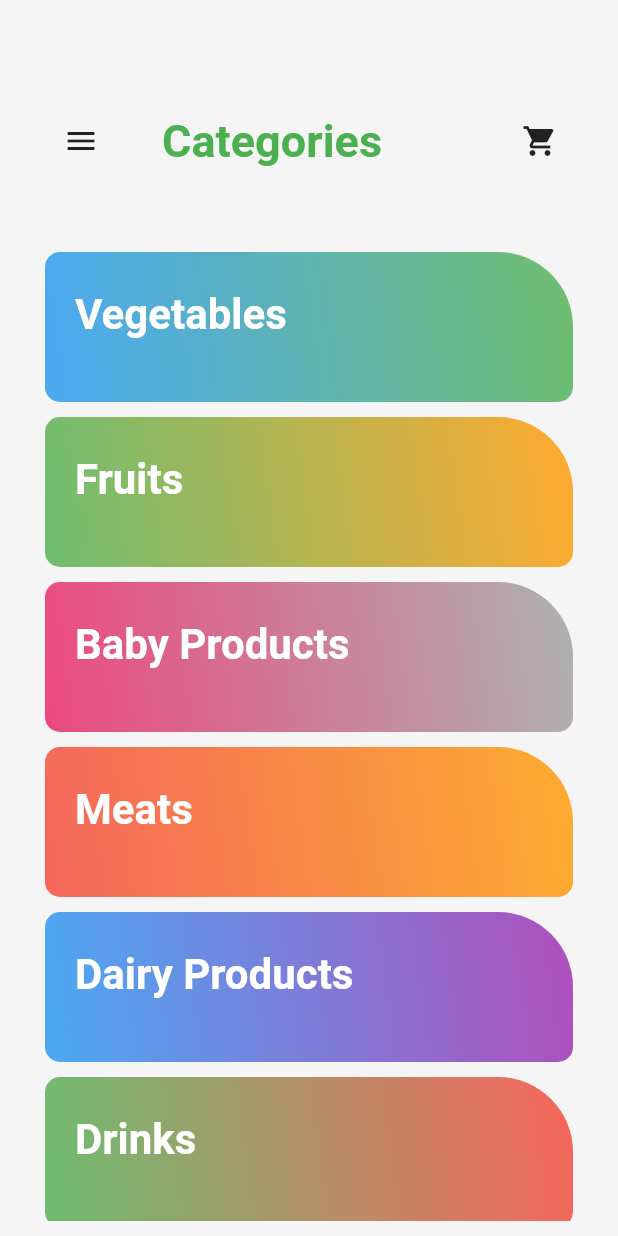
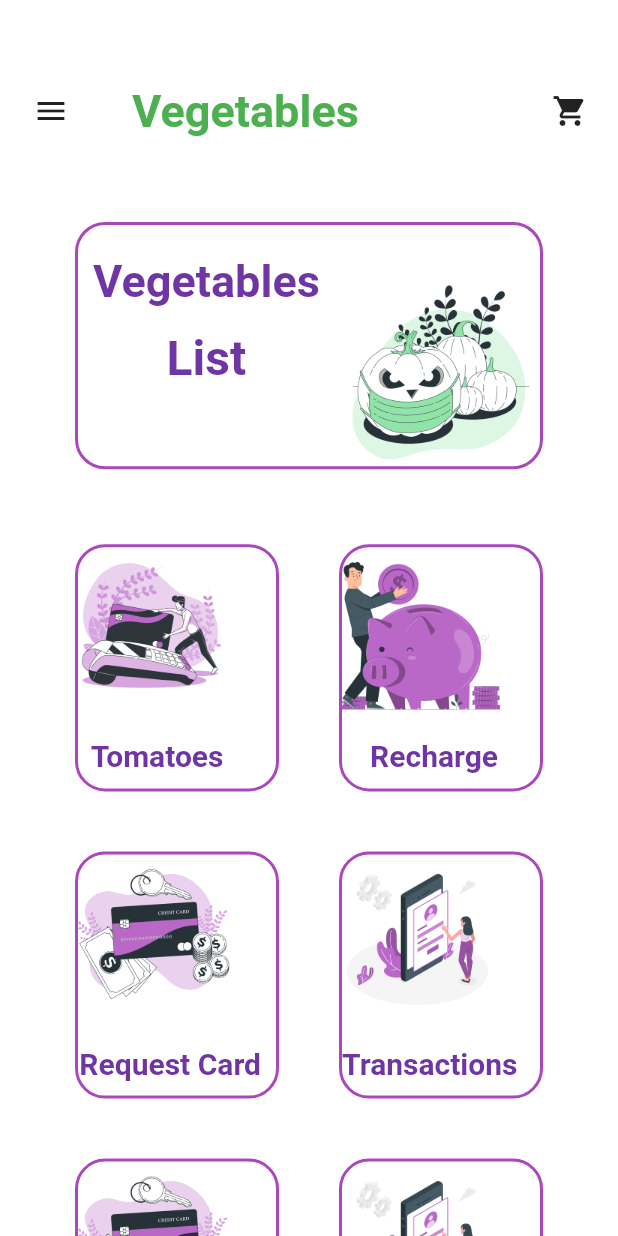
Before and after one commit to User-Experience-Design-SE3050-2021/se3050---uee-2021s2_reg_wd_04, a Flutter app: the screen it shows after launch, on a phone screen of 412 x 824 dp. Run offline on Flutter 3.47's test engine with Material 2 defaults, Android fonts, the phone set to English and light mode, and no system bars; Roboto replaces fonts that are missing (calibri).

Commit message:
Vegetable products list implemented

```diff
--- /dev/null
+++ b/assets/config/config.json
@@ -0,0 +1,3 @@
+{
+    "url":"https://syndicate-ticketing.herokuapp.com"
+}
--- a/lib/main.dart
+++ b/lib/main.dart
@@ -1,9 +1,11 @@
 import 'package:cargills_online_app/theme_data.dart';
+import 'package:cargills_online_app/views/products_list/products_vegetables.dart';
 import 'package:cargills_online_app/views/signup/signup_screen.dart';
 import 'package:cargills_online_app/views/welcome/welcome_screen.dart';
 import 'package:flutter/material.dart';
 
-import 'views/products/categories_screen.dart';
+import 'views/products_categories/categories_screen.dart';
+import 'views/products_list/products_vegetables.dart';
 
 void main() {
   runApp(const CargillsOnline());
@@ -18,7 +20,7 @@ class CargillsOnline extends StatelessWidget {
       debugShowCheckedModeBanner: false,
       title: 'Cargills Online',
       theme: theme(),
-      home: CategoriesPage('This is Cargills app'),
+      home: Vegetables(),
     );
   }
 }
--- /dev/null
+++ b/lib/views/products_list/products_vegetables.dart
@@ -0,0 +1,525 @@
+import 'package:flutter/material.dart';
+
+class Vegetables extends StatelessWidget {
+  const Vegetables({Key? key}) : super(key: key);
+
+  @override
+  Widget build(BuildContext context) {
+    Size size = MediaQuery.of(context).size;
+    return Scaffold(
+      body: Container(
+        child: Column(
+          children: [
+            SizedBox(
+              height: 40,
+            ),
+            Padding(
+              padding: const EdgeInsets.all(10),
+              child: Row(
+                children: [
+                  IconButton(
+                    icon: Icon(
+                      Icons.menu,
+                    ),
+                    onPressed: () {},
+                  ),
+                  SizedBox(
+                    width: 20,
+                  ),
+                  // Icon(Icons.arrow_back_ios),
+                  SizedBox(
+                    width: 10,
+                  ),
+                  Text(
+                    "Vegetables",
+                    style: TextStyle(
+                        fontSize: 30,
+                        color: Colors.green,
+                        fontFamily: "calibri",
+                        fontWeight: FontWeight.bold),
+                  ),
+                  Expanded(child: Container()),
+                  Icon(Icons.shopping_cart),
+                  SizedBox(
+                    width: 10,
+                  ),
+                ],
+              ),
+            ),
+            Expanded(
+              child: ListView(
+                padding:
+                    EdgeInsets.only(top: 20, left: 30, right: 30, bottom: 10),
+                children: [
+                  Column(
+                    children: [
+                      Container(
+                        decoration: BoxDecoration(
+                          color: Colors.white,
+                          border: Border.all(
+                            width: 2,
+                            color: Colors.purple.shade400,
+                          ),
+                          borderRadius: BorderRadius.circular(20),
+                        ),
+                        margin: EdgeInsets.symmetric(
+                          horizontal: 20,
+                          vertical: 20,
+                        ),
+                        width: double.infinity,
+                        height: size.height * 0.2,
+                        child: InkWell(
+                          onTap: () {},
+                          child: Stack(
+                            children: <Widget>[
+                              Positioned(
+                                right: 5,
+                                bottom: 1,
+                                child: Image.asset(
+                                  'assets/images/pumpkin.png',
+                                  scale: 16,
+                                ),
+                              ),
+                              Padding(
+                                padding:
+                                    const EdgeInsets.only(top: 20, left: 10),
+                                child: Column(
+                                  children: [
+                                    Text(
+                                      'Vegetables',
+                                      style: TextStyle(
+                                        // fontFamily: SANSATION_REGULAR,
+                                        fontSize: 30,
+                                        fontWeight: FontWeight.w600,
+                                        color: Color(0xFF6F35A5),
+                                      ),
+                                    ),
+                                    Padding(
+                                      padding: const EdgeInsets.fromLTRB(
+                                          0, 15.0, 0, 0),
+                                      child: Text(
+                                        'List',
+                                        style: TextStyle(
+                                          fontSize: 32,
+                                          fontWeight: FontWeight.w600,
+                                          color: Color(0xFF6F35A5),
+                                        ),
+                                      ),
+                                    ),
+                                  ],
+                                ),
+                              ),
+                            ],
+                          ),
+                        ),
+                      ),
+                      SizedBox(
+                        height: 10,
+                      ),
+                      Row(
+                        mainAxisAlignment: MainAxisAlignment.spaceEvenly,
+                        children: [
+                          Expanded(
+                            child: Column(
+                              children: [
+                                Container(
+                                  decoration: BoxDecoration(
+                                    color: Colors.white,
+                                    border: Border.all(
+                                      width: 2,
+                                      color: Colors.purple.shade400,
+                                    ),
+                                    borderRadius: BorderRadius.circular(20),
+                                  ),
+                                  margin: EdgeInsets.symmetric(
+                                    horizontal: 20,
+                                    vertical: 20,
+                                  ),
+                                  width: double.infinity,
+                                  height: size.height * 0.2,
+                                  child: Stack(
+                                    children: <Widget>[
+                                      Positioned(
+                                        right: 20,
+                                        top: -10,
+                                        child: Image.asset(
+                                          'assets/images/pay_credit.png',
+                                          scale: 16,
+                                        ),
+                                      ),
+                                      Positioned(
+                                        bottom: 10,
+                                        right: 35,
+                                        child: Text(
+                                          'Tomatoes',
+                                          style: TextStyle(
+                                            // fontFamily: SANSATION_REGULAR,
+                                            fontSize: 20,
+                                            fontWeight: FontWeight.w600,
+                                            color: Color(0xFF6F35A5),
+                                          ),
+                                        ),
+                                      ),
+                                    ],
+                                  ),
+                                ),
+                              ],
+                            ),
+                          ),
+                          Expanded(
+                            child: Column(
+                              children: [
+                                Container(
+                                  decoration: BoxDecoration(
+                                    color: Colors.white,
+                                    border: Border.all(
+                                      width: 2,
+                                      color: Colors.purple.shade400,
+                                    ),
+                                    borderRadius: BorderRadius.circular(20),
+                                  ),
+                                  margin: EdgeInsets.symmetric(
+                                    horizontal: 20,
+                                    vertical: 20,
+                                  ),
+                                  width: double.infinity,
+                                  height: size.height * 0.2,
+                                  child: Stack(
+                                    children: <Widget>[
+                                      Positioned(
+                                        right: 20,
+                                        top: -10,
+                                        child: Image.asset(
+                                          'assets/images/piggy_bank.png',
+                                          scale: 16,
+                                        ),
+                                      ),
+                                      Positioned(
+                                        bottom: 10,
+                                        right: 28,
+                                        child: Text(
+                                          'Recharge',
+                                          style: TextStyle(
+                                            // fontFamily: SANSATION_REGULAR,
+                                            fontSize: 20,
+                                            fontWeight: FontWeight.w600,
+                                            color: Color(0xFF6F35A5),
+                                          ),
+                                        ),
+                                      ),
+                                    ],
+                                  ),
+                                ),
+                              ],
+                            ),
+                          ),
+                        ],
+                      ),
+                      Row(
+                        mainAxisAlignment: MainAxisAlignment.spaceEvenly,
+                        children: [
+                          Expanded(
+                            child: Column(
+                              children: [
+                                Container(
+                                  decoration: BoxDecoration(
+                                    color: Colors.white,
+                                    border: Border.all(
+                                      width: 2,
+                                      color: Colors.purple.shade400,
+                                    ),
+                                    borderRadius: BorderRadius.circular(20),
+                                  ),
+                                  margin: EdgeInsets.symmetric(
+                                    horizontal: 20,
+                                    vertical: 20,
+                                  ),
+                                  width: double.infinity,
+                                  height: size.height * 0.2,
+                                  child: Stack(
+                                    children: <Widget>[
+                                      Positioned(
+                                        right: 20,
+                                        top: -10,
+                                        child: Image.asset(
+                                          'assets/images/credit_card.png',
+                                          scale: 16,
+                                        ),
+                                      ),
+                                      Positioned(
+                                        bottom: 10,
+                                        right: 10,
+                                        child: Text(
+                                          'Request Card',
+                                          style: TextStyle(
+                                            // fontFamily: SANSATION_REGULAR,
+                                            fontSize: 20,
+                                            fontWeight: FontWeight.w600,
+                                            color: Color(0xFF6F35A5),
+                                          ),
+                                        ),
+                                      ),
+                                    ],
+                                  ),
+                                ),
+                              ],
+                            ),
+                          ),
+                          Expanded(
+                            child: Column(
+                              children: [
+                                Container(
+                                  decoration: BoxDecoration(
+                                    color: Colors.white,
+                                    border: Border.all(
+                                      width: 2,
+                                      color: Colors.purple.shade400,
+                                    ),
+                                    borderRadius: BorderRadius.circular(20),
+                                  ),
+                                  margin: EdgeInsets.symmetric(
+                                    horizontal: 20,
+                                    vertical: 20,
+                                  ),
+                                  width: double.infinity,
+                                  height: size.height * 0.2,
+                                  child: Stack(
+                                    children: <Widget>[
+                                      Positioned(
+                                        right: 15,
+                                        top: -10,
+                                        child: Image.asset(
+                                          'assets/images/history.png',
+                                          scale: 15,
+                                        ),
+                                      ),
+                                      Positioned(
+                                        bottom: 10,
+                                        right: 15,
+                                        child: Text(
+                                          'Transactions',
+                                          style: TextStyle(
+                                            // fontFamily: SANSATION_REGULAR,
+                                            fontSize: 20,
+                                            fontWeight: FontWeight.w600,
+                                            color: Color(0xFF6F35A5),
+                                          ),
+                                        ),
+                                      ),
+                                    ],
+                                  ),
+                                ),
+                              ],
+                            ),
+                          ),
+                        ],
+                      ),
+                      Row(
+                        mainAxisAlignment: MainAxisAlignment.spaceEvenly,
+                        children: [
+                          Expanded(
+                            child: Column(
+                              children: [
+                                Container(
+                                  decoration: BoxDecoration(
+                                    color: Colors.white,
+                                    border: Border.all(
+                                      width: 2,
+                                      color: Colors.purple.shade400,
+                                    ),
+                                    borderRadius: BorderRadius.circular(20),
+                                  ),
+                                  margin: EdgeInsets.symmetric(
+                                    horizontal: 20,
+                                    vertical: 20,
+                                  ),
+                                  width: double.infinity,
+                                  height: size.height * 0.2,
+                                  child: Stack(
+                                    children: <Widget>[
+                                      Positioned(
+                                        right: 20,
+                                        top: -10,
+                                        child: Image.asset(
+                                          'assets/images/credit_card.png',
+                                          scale: 16,
+                                        ),
+                                      ),
+                                      Positioned(
+                                        bottom: 10,
+                                        right: 10,
+                                        child: Text(
+                                          'Request Card',
+                                          style: TextStyle(
+                                            // fontFamily: SANSATION_REGULAR,
+                                            fontSize: 20,
+                                            fontWeight: FontWeight.w600,
+                                            color: Color(0xFF6F35A5),
+                                          ),
+                                        ),
+                                      ),
+                                    ],
+                                  ),
+                                ),
+                              ],
+                            ),
+                          ),
+                          Expanded(
+                            child: Column(
+                              children: [
+                                Container(
+                                  decoration: BoxDecoration(
+                                    color: Colors.white,
+                                    border: Border.all(
+                                      width: 2,
+                                      color: Colors.purple.shade400,
+                                    ),
+                                    borderRadius: BorderRadius.circular(20),
+                                  ),
+                                  margin: EdgeInsets.symmetric(
+                                    horizontal: 20,
+                                    vertical: 20,
+                                  ),
+                                  width: double.infinity,
+                                  height: size.height * 0.2,
+                                  child: Stack(
+                                    children: <Widget>[
+                                      Positioned(
+                                        right: 15,
+                                        top: -10,
+                                        child: Image.asset(
+                                          'assets/images/history.png',
+                                          scale: 15,
+                                        ),
+                                      ),
+                                      Positioned(
+                                        bottom: 10,
+                                        right: 15,
+                                        child: Text(
+                                          'Transactions',
+                                          style: TextStyle(
+                                            // fontFamily: SANSATION_REGULAR,
+                                            fontSize: 20,
+                                            fontWeight: FontWeight.w600,
+                                            color: Color(0xFF6F35A5),
+                                          ),
+                                        ),
+                                      ),
+                                    ],
+                                  ),
+                                ),
+                              ],
+                            ),
+                          ),
+                        ],
+                      ),
+                      Row(
+                        mainAxisAlignment: MainAxisAlignment.spaceEvenly,
+                        children: [
+                          Expanded(
+                            child: Column(
+                              children: [
+                                Container(
+                                  decoration: BoxDecoration(
+                                    color: Colors.white,
+                                    border: Border.all(
+                                      width: 2,
+                                      color: Colors.purple.shade400,
+                                    ),
+                                    borderRadius: BorderRadius.circular(20),
+                                  ),
+                                  margin: EdgeInsets.symmetric(
+                                    horizontal: 20,
+                                    vertical: 20,
+                                  ),
+                                  width: double.infinity,
+                                  height: size.height * 0.2,
+                                  child: Stack(
+                                    children: <Widget>[
+                                      Positioned(
+                                        right: 20,
+                                        top: -10,
+                                        child: Image.asset(
+                                          'assets/images/pay_credit.png',
+                                          scale: 16,
+                                        ),
+                                      ),
+                                      Positioned(
+                                        bottom: 10,
+                                        right: 35,
+                                        child: Text(
+                                          'Tomatoes',
+                                          style: TextStyle(
+                                            // fontFamily: SANSATION_REGULAR,
+                                            fontSize: 20,
+                                            fontWeight: FontWeight.w600,
+                                            color: Color(0xFF6F35A5),
+                                          ),
+                                        ),
+                                      ),
+                                    ],
+                                  ),
+                                ),
+                              ],
+                            ),
+                          ),
+                          Expanded(
+                            child: Column(
+                              children: [
+                                Container(
+                                  decoration: BoxDecoration(
+                                    color: Colors.white,
+                                    border: Border.all(
+                                      width: 2,
+                                      color: Colors.purple.shade400,
+                                    ),
+                                    borderRadius: BorderRadius.circular(20),
+                                  ),
+                                  margin: EdgeInsets.symmetric(
+                                    horizontal: 20,
+                                    vertical: 20,
+                                  ),
+                                  width: double.infinity,
+                                  height: size.height * 0.2,
+                                  child: Stack(
+                                    children: <Widget>[
+                                      Positioned(
+                                        right: 20,
+                                        top: -10,
+                                        child: Image.asset(
+                                          'assets/images/piggy_bank.png',
+                                          scale: 16,
+                                        ),
+                                      ),
+                                      Positioned(
+                                        bottom: 10,
+                                        right: 28,
+                                        child: Text(
+                                          'Recharge',
+                                          style: TextStyle(
+                                            // fontFamily: SANSATION_REGULAR,
+                                            fontSize: 20,
+                                            fontWeight: FontWeight.w600,
+                                            color: Color(0xFF6F35A5),
+                                          ),
+                                        ),
+                                      ),
+                                    ],
+                                  ),
+                                ),
+                              ],
+                            ),
+                          ),
+                        ],
+                      ),
+                    ],
+                  ),
+                ],
+              ),
+            ),
+          ],
+        ),
+      ),
+    );
+  }
+}
```
Also changed, not shown: assets/images/chat.svg (added), assets/images/coins.png (added), assets/images/coins_stand.png (added), assets/images/credit_card.png (added), assets/images/history.png (added), assets/images/login.svg (added), assets/images/login_bottom.png (added), assets/images/main_bottom.png (added), assets/images/main_top.png (added), assets/images/pay_credit.png (added), assets/images/piggy_bank.png (added), assets/images/profile.png (added), assets/images/pumpkin.png (added), assets/images/signup.svg (added), 2 more files.
